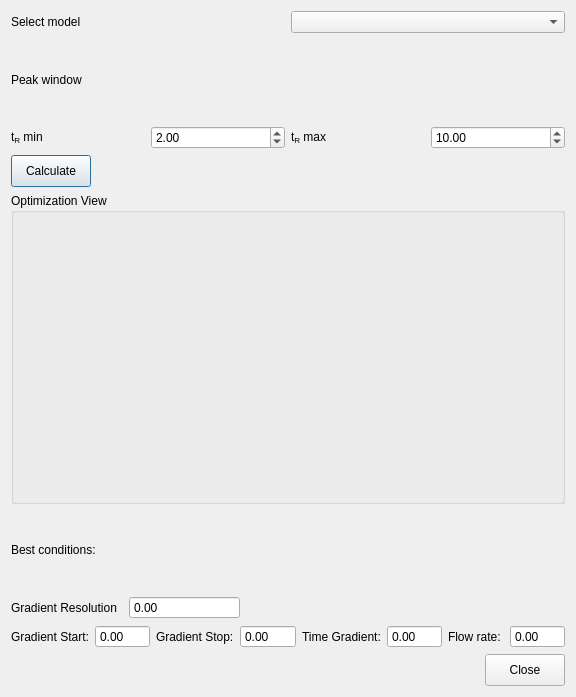
Before: the Qt Designer form gui/computebestgradient.ui in gmrandazzo/PyLSS, drawn with Qt 5.
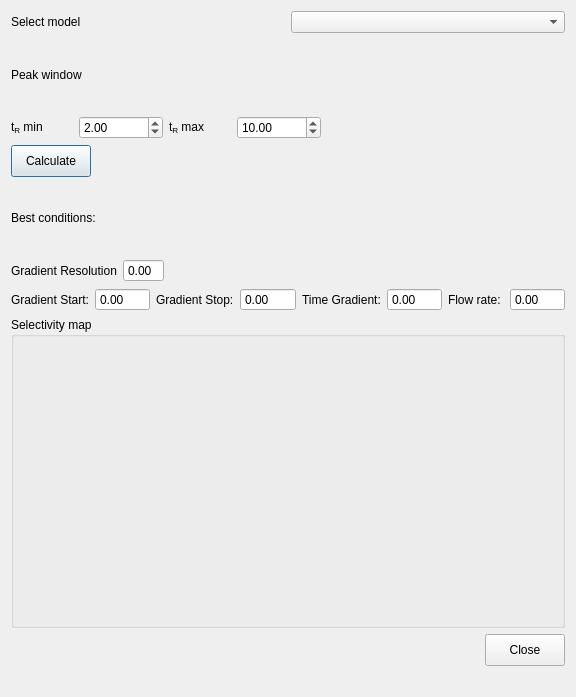
After: the same form once the commit is applied.

Commit message: Added Logaritmich solvent strenght theory and the selectivity map in the graphical user interface

What changed in the file:
```diff
--- a/gui/computebestgradient.ui
+++ b/gui/computebestgradient.ui
@@ -11,10 +11,10 @@
    </rect>
   </property>
   <property name="windowTitle">
-   <string>Compute best gradient conditions</string>
+   <string>Automatic elution windows stretching</string>
   </property>
   <layout class="QGridLayout" name="gridLayout">
-   <item row="0" column="0" colspan="3">
+   <item row="0" column="0" colspan="4">
     <layout class="QHBoxLayout" name="horizontalLayout">
      <item>
       <widget class="QLabel" name="label_4">
@@ -28,7 +28,7 @@
      </item>
     </layout>
    </item>
-   <item row="1" column="0" colspan="3">
+   <item row="1" column="0" colspan="2">
     <layout class="QVBoxLayout" name="verticalLayout">
      <item>
       <widget class="QLabel" name="label">
@@ -86,7 +86,20 @@
      </item>
     </layout>
    </item>
-   <item row="2" column="0" colspan="3">
+   <item row="1" column="2" colspan="2">
+    <spacer name="horizontalSpacer_4">
+     <property name="orientation">
+      <enum>Qt::Horizontal</enum>
+     </property>
+     <property name="sizeHint" stdset="0">
+      <size>
+       <width>215</width>
+       <height>20</height>
+      </size>
+     </property>
+    </spacer>
+   </item>
+   <item row="2" column="0" colspan="4">
     <layout class="QHBoxLayout" name="horizontalLayout_3">
      <item>
       <widget class="QPushButton" name="calculateButton">
@@ -116,39 +129,26 @@
      </item>
     </layout>
    </item>
-   <item row="3" column="0" colspan="3">
-    <widget class="QGroupBox" name="plotterBox">
-     <property name="minimumSize">
-      <size>
-       <width>551</width>
-       <height>311</height>
-      </size>
-     </property>
-     <property name="title">
-      <string>Optimization View</string>
-     </property>
-    </widget>
-   </item>
-   <item row="4" column="0">
-    <layout class="QVBoxLayout" name="verticalLayout_3">
+   <item row="3" column="0">
+    <layout class="QVBoxLayout" name="verticalLayout_4">
      <item>
-      <widget class="QLabel" name="label_10">
+      <widget class="QLabel" name="label_20">
        <property name="text">
         <string>Best conditions:</string>
        </property>
       </widget>
      </item>
      <item>
-      <layout class="QHBoxLayout" name="horizontalLayout_4">
+      <layout class="QHBoxLayout" name="horizontalLayout_7">
        <item>
-        <widget class="QLabel" name="label_15">
+        <widget class="QLabel" name="label_21">
          <property name="text">
           <string>Gradient Resolution</string>
          </property>
         </widget>
        </item>
        <item>
-        <widget class="QDoubleSpinBox" name="doubleSpinBox_5">
+        <widget class="QDoubleSpinBox" name="doubleSpinBox_10">
          <property name="readOnly">
           <bool>true</bool>
          </property>
@@ -161,30 +161,30 @@
      </item>
     </layout>
    </item>
-   <item row="4" column="1" colspan="2">
-    <spacer name="horizontalSpacer_3">
+   <item row="3" column="1" colspan="3">
+    <spacer name="horizontalSpacer_5">
      <property name="orientation">
       <enum>Qt::Horizontal</enum>
      </property>
      <property name="sizeHint" stdset="0">
       <size>
-       <width>647</width>
+       <width>368</width>
        <height>20</height>
       </size>
      </property>
     </spacer>
    </item>
-   <item row="5" column="0" colspan="3">
-    <layout class="QHBoxLayout" name="horizontalLayout_2">
+   <item row="4" column="0" colspan="4">
+    <layout class="QHBoxLayout" name="horizontalLayout_6">
      <item>
-      <widget class="QLabel" name="label_11">
+      <widget class="QLabel" name="label_16">
        <property name="text">
         <string>Gradient Start:</string>
        </property>
       </widget>
      </item>
      <item>
-      <widget class="QDoubleSpinBox" name="doubleSpinBox_1">
+      <widget class="QDoubleSpinBox" name="doubleSpinBox_6">
        <property name="readOnly">
         <bool>true</bool>
        </property>
@@ -194,14 +194,14 @@
       </widget>
      </item>
      <item>
-      <widget class="QLabel" name="label_12">
+      <widget class="QLabel" name="label_17">
        <property name="text">
         <string>Gradient Stop:</string>
        </property>
       </widget>
      </item>
      <item>
-      <widget class="QDoubleSpinBox" name="doubleSpinBox_2">
+      <widget class="QDoubleSpinBox" name="doubleSpinBox_7">
        <property name="readOnly">
         <bool>true</bool>
        </property>
@@ -211,14 +211,14 @@
       </widget>
      </item>
      <item>
-      <widget class="QLabel" name="label_13">
+      <widget class="QLabel" name="label_18">
        <property name="text">
         <string>Time Gradient:</string>
        </property>
       </widget>
      </item>
      <item>
-      <widget class="QDoubleSpinBox" name="doubleSpinBox_3">
+      <widget class="QDoubleSpinBox" name="doubleSpinBox_8">
        <property name="readOnly">
         <bool>true</bool>
        </property>
@@ -228,14 +228,14 @@
       </widget>
      </item>
      <item>
-      <widget class="QLabel" name="label_14">
+      <widget class="QLabel" name="label_19">
        <property name="text">
         <string>Flow rate:</string>
        </property>
       </widget>
      </item>
      <item>
-      <widget class="QDoubleSpinBox" name="doubleSpinBox_4">
+      <widget class="QDoubleSpinBox" name="doubleSpinBox_9">
        <property name="readOnly">
         <bool>true</bool>
        </property>
@@ -246,7 +246,20 @@
      </item>
     </layout>
    </item>
-   <item row="6" column="0" colspan="2">
+   <item row="5" column="0" colspan="4">
+    <widget class="QGroupBox" name="plotterBox">
+     <property name="minimumSize">
+      <size>
+       <width>551</width>
+       <height>311</height>
+      </size>
+     </property>
+     <property name="title">
+      <string>Selectivity map</string>
+     </property>
+    </widget>
+   </item>
+   <item row="6" column="0" colspan="3">
     <spacer name="horizontalSpacer">
      <property name="orientation">
       <enum>Qt::Horizontal</enum>
@@ -259,7 +272,7 @@
      </property>
     </spacer>
    </item>
-   <item row="6" column="2">
+   <item row="6" column="3">
     <widget class="QPushButton" name="closeButton">
      <property name="maximumSize">
       <size>
@@ -272,11 +285,28 @@
      </property>
     </widget>
    </item>
+   <item row="7" column="1" colspan="3">
+    <spacer name="horizontalSpacer_3">
+     <property name="orientation">
+      <enum>Qt::Horizontal</enum>
+     </property>
+     <property name="sizeHint" stdset="0">
+      <size>
+       <width>368</width>
+       <height>20</height>
+      </size>
+     </property>
+    </spacer>
+   </item>
   </layout>
   <zorder>closeButton</zorder>
   <zorder>horizontalSpacer</zorder>
   <zorder>plotterBox</zorder>
+  <zorder>layoutWidget</zorder>
   <zorder>horizontalSpacer_3</zorder>
+  <zorder>layoutWidget_2</zorder>
+  <zorder>horizontalSpacer_4</zorder>
+  <zorder>horizontalSpacer_5</zorder>
  </widget>
  <resources/>
  <connections/>
```
The commit also changes 25 other files.
